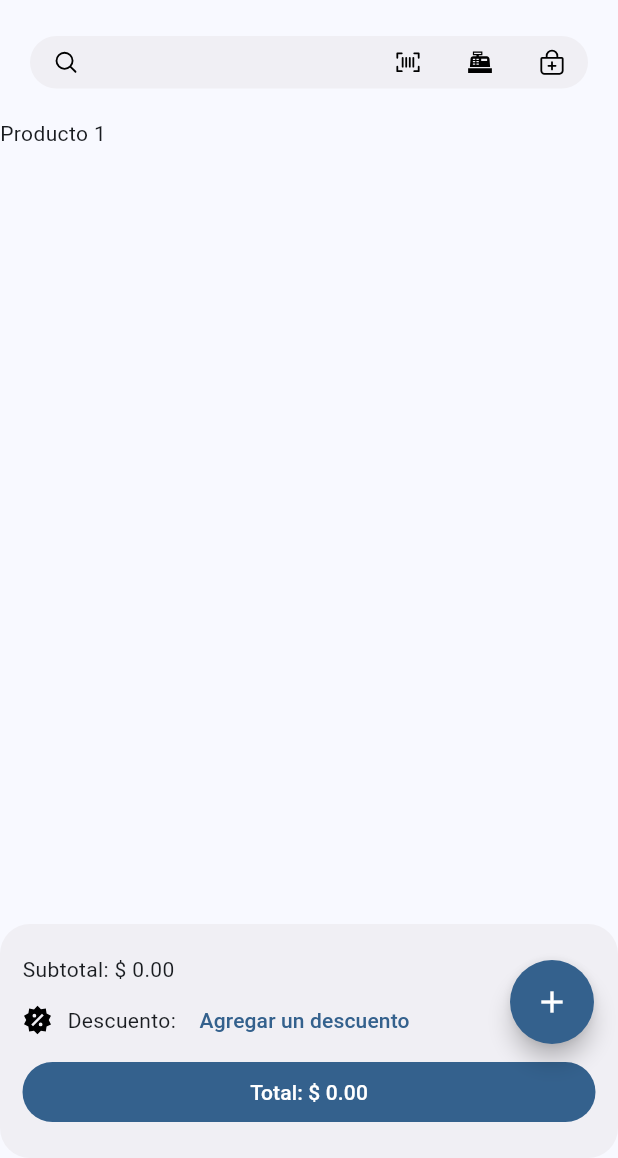
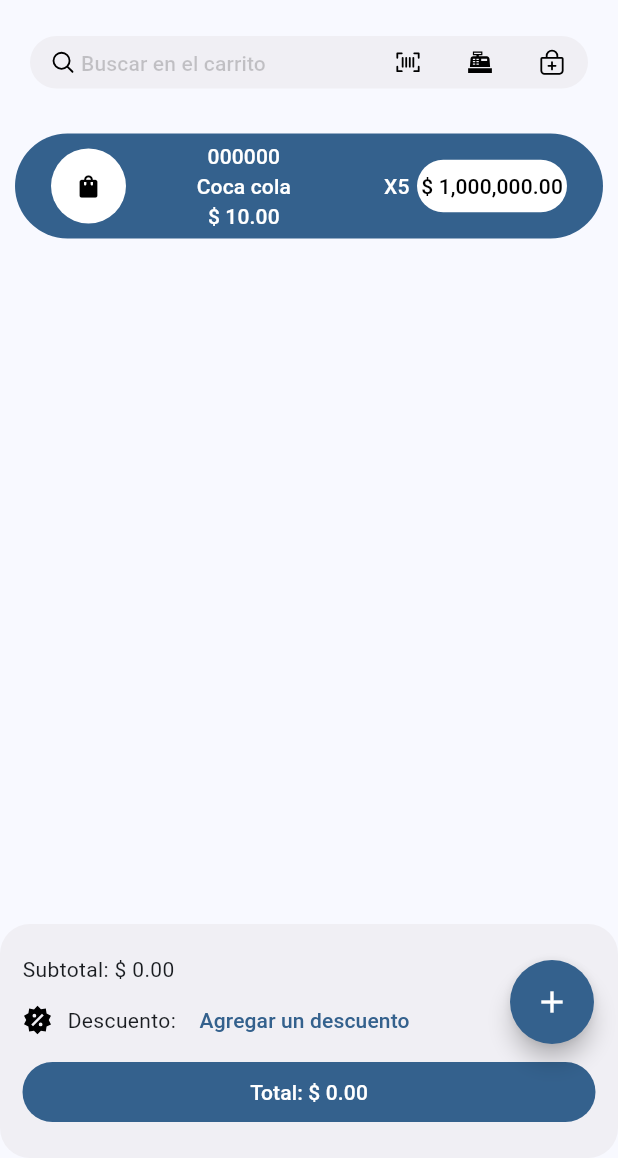
Before and after one commit to MarcosFalcon343/cosmicpos, a Flutter app: the screen it shows after launch, on a phone screen of 412 x 824 dp, the part 78-1236 px from its top. Run offline on Flutter 3.47's test engine with Material 2 defaults, Android fonts, the phone set to English and light mode, and no system bars; our stand-ins replace flutter_svg.

Commit message:
update search button

```diff
--- a/lib/views/POS/options.dart
+++ b/lib/views/POS/options.dart
@@ -16,20 +16,32 @@ class Options extends StatelessWidget {
       child: Row(
         mainAxisAlignment: MainAxisAlignment.spaceBetween,
         children: [
-          IconButton(
-            icon: ImageHelpers().svgImage(
+          Expanded(
+              child: TextButton(
+            style: TextButton.styleFrom(
+              alignment: Alignment.centerLeft,
+            ),
+            child: Row(
+              mainAxisSize: MainAxisSize.min,
+              children: [
+                ImageHelpers().svgImage(
                     url: 'assets/search.svg',
                     width: 20,
                     height: 20,
                     color: Colors.black),
+                const SizedBox(
+                  width: 2,
+                ),
+                Text(
+                  'Buscar en el carrito',
+                  style: TextStyle(color: Colors.black.withOpacity(0.2)),
+                )
+              ],
+            ),
             onPressed: () {
-              showSearch(
-                context: context,
-                delegate: CustomSearchDelegate(),
-              );
+              showSearch(context: context, delegate: CustomSearchDelegate());
             },
-          ),
-          const Expanded(child: SizedBox()),
+          )),
           IconButton(
             icon: ImageHelpers().svgImage(
                 url: 'assets/barcode.svg',
@@ -61,17 +73,15 @@ class Options extends StatelessWidget {
 }
 
 class CustomSearchDelegate extends SearchDelegate {
-
-  List<String> searchTerms = [
-
-  ];
+  List<String> searchTerms = [];
 
   @override
-  String  get searchFieldLabel => 'Buscar en el carritoo';
+  String get searchFieldLabel => 'Buscar en el carritoo';
   @override
   List<Widget>? buildActions(BuildContext context) {
     return [
-      IconButton(onPressed: (){
+      IconButton(
+          onPressed: () {
             query = '';
           },
           icon: const Icon(Icons.clear))
@@ -80,7 +90,8 @@ class CustomSearchDelegate extends SearchDelegate {
 
   @override
   Widget? buildLeading(BuildContext context) {
-    return IconButton(onPressed: (){
+    return IconButton(
+        onPressed: () {
           close(context, null);
         },
         icon: const Icon(Icons.arrow_back));
@@ -89,13 +100,13 @@ class CustomSearchDelegate extends SearchDelegate {
   @override
   Widget buildResults(BuildContext context) {
     List<String> matchQuery = [];
-    for(var product in searchTerms){
-      if(product.toLowerCase().contains(query.toLowerCase())){
+    for (var product in searchTerms) {
+      if (product.toLowerCase().contains(query.toLowerCase())) {
         matchQuery.add(product);
       }
     }
     return ListView.builder(
-      itemCount:  matchQuery.length,
+      itemCount: matchQuery.length,
       itemBuilder: (context, index) {
         var result = matchQuery[index];
         return ListTile(
@@ -108,13 +119,13 @@ class CustomSearchDelegate extends SearchDelegate {
   @override
   Widget buildSuggestions(BuildContext context) {
     List<String> matchQuery = [];
-    for(var product in searchTerms){
-      if(product.toLowerCase().contains(query.toLowerCase())){
+    for (var product in searchTerms) {
+      if (product.toLowerCase().contains(query.toLowerCase())) {
         matchQuery.add(product);
       }
     }
     return ListView.builder(
-      itemCount:  matchQuery.length,
+      itemCount: matchQuery.length,
       itemBuilder: (context, index) {
         var result = matchQuery[index];
         return ListTile(
--- a/lib/views/POS/pos_screen.dart
+++ b/lib/views/POS/pos_screen.dart
@@ -1,5 +1,6 @@
 import 'package:cosmicpos/views/POS/options.dart';
 import 'package:cosmicpos/views/POS/preview.dart';
+import 'package:cosmicpos/views/POS/product_pos.dart';
 import 'package:cosmicpos/views/widgets/menus/drawer.dart';
 import 'package:flutter/material.dart';
 
@@ -35,27 +36,40 @@ class PosScreen extends StatelessWidget {
           child: FloatingActionButton(
             onPressed: () {},
             shape: const CircleBorder(),
-        backgroundColor: (brightness == Brightness.dark) ? color.inversePrimary : color.primary,
+            backgroundColor: (brightness == Brightness.dark)
+                ? color.inversePrimary
+                : color.primary,
             child: const Icon(
               Icons.add,
               color: Colors.white,
             ),
           ),
-        )
-    );
+        ));
   }
 }
 
 class _PosView extends StatelessWidget {
   @override
   Widget build(BuildContext context) {
-    return   Column(
+    return Column(
       children: [
         const Options(),
-        Expanded(child: ListView(children: const [
-          Text('Producto 1')
-        ],)),
-        const Preview(subtotal: 0,total: 0,)
+        Expanded(
+            child: ListView(
+          padding: const EdgeInsets.all(10),
+          children: const [
+            ProductPosPreview(
+              sku: '000',
+              nombre: 'Hello',
+              cantidad: 3,
+              precio: 4,
+            ),
+          ],
+        )),
+        const Preview(
+          subtotal: 0,
+          total: 0,
+        )
       ],
     );
   }
--- /dev/null
+++ b/lib/views/POS/product_pos.dart
@@ -0,0 +1,99 @@
+import 'package:flutter/material.dart';
+
+class ProductPosPreview extends StatelessWidget {
+  final String sku;
+  final String nombre;
+  final double precio;
+  final int cantidad;
+
+  const ProductPosPreview(
+      {super.key,
+      required this.sku,
+      required this.nombre,
+      required this.precio,
+      required this.cantidad});
+
+  @override
+  Widget build(BuildContext context) {
+    return FilledButton(
+      onPressed: () {},
+      child: const Row(
+        children: [_ImagenProducto(), _datosProducto(), _ProductoSubtotal()],
+      ),
+    );
+  }
+}
+
+class _ProductoSubtotal extends StatelessWidget {
+  const _ProductoSubtotal({
+    super.key,
+  });
+
+  @override
+  Widget build(BuildContext context) {
+    return Center(
+      child: Container(
+        height: 35,
+        width: 100,
+        decoration: BoxDecoration(
+            color: Colors.white, borderRadius: BorderRadius.circular(20)),
+        child: const Center(
+          child: Text(
+            '\$ 1,000,000.00',
+            style: TextStyle(color: Colors.black),
+          ),
+        ),
+      ),
+    );
+  }
+}
+
+class _datosProducto extends StatelessWidget {
+  const _datosProducto({
+    super.key,
+  });
+
+  @override
+  Widget build(BuildContext context) {
+    return Expanded(
+        child: Container(
+      padding: const EdgeInsets.all(5),
+      child: const Row(
+        children: [
+          Expanded(
+            child: Column(
+              children: [Text('000000'), Text('Coca cola'), Text('\$ 10.00')],
+            ),
+          ),
+          SizedBox(
+            width: 20,
+          ),
+          Text('X'),
+          Text('5'),
+        ],
+      ),
+    ));
+  }
+}
+
+class _ImagenProducto extends StatelessWidget {
+  const _ImagenProducto({
+    super.key,
+  });
+
+  @override
+  Widget build(BuildContext context) {
+    return Container(
+      width: 50,
+      height: 50,
+      decoration:
+          const BoxDecoration(shape: BoxShape.circle, color: Colors.white),
+      child: const Center(
+        child: Icon(
+          Icons.shopping_bag,
+          color: Colors.black,
+        ),
+      ),
+    );
+  }
+}
```
Lines whose indentation alone changed are shown as unchanged.
